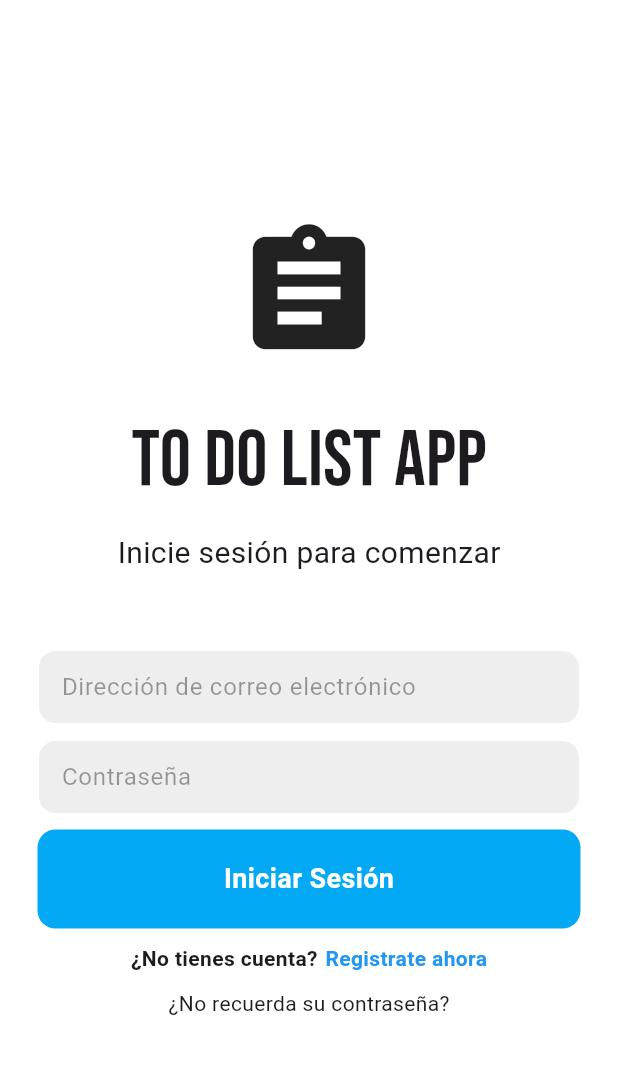
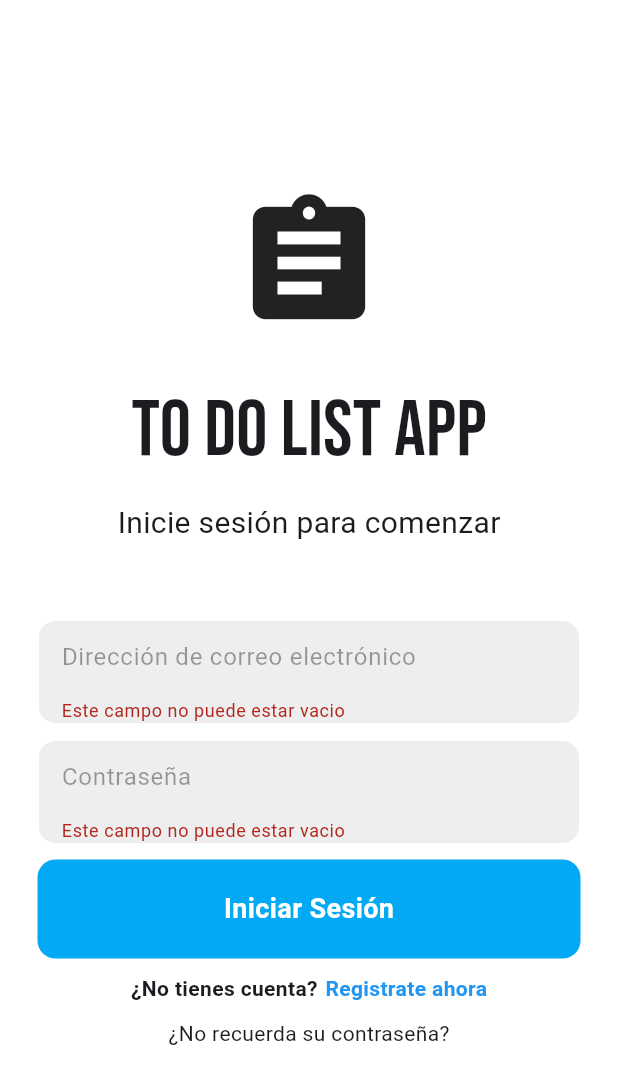
Before and after one commit to RaulCoding/proyecto_final_dam, a Flutter app: the screen it shows after launch, after a tap on "Iniciar Sesión", on a phone screen of 412 x 824 dp. Shown: the top 1084 px of the screen. Run offline on Flutter 3.47's test engine with Material 3 defaults, Android fonts, the light colour scheme and no system bars; our stand-ins replace cloud_firestore, firebase_auth, firebase_core, flutter_slidable, google_fonts; accounts and stored records are empty.

Commit message:
Login formato correo realizado

```diff
--- a/lib/components/components_barrell.dart
+++ b/lib/components/components_barrell.dart
@@ -1,3 +1,4 @@
 export 'package:proyecto_final_dam/components/dialog_box.dart';
 export 'package:proyecto_final_dam/components/mybutton.dart';
 export 'package:proyecto_final_dam/components/todo_tile.dart';
+export 'package:proyecto_final_dam/components/firebase_options.dart';
--- a/lib/main.dart
+++ b/lib/main.dart
@@ -1,7 +1,7 @@
 import 'package:flutter/material.dart';
 
 import 'package:firebase_core/firebase_core.dart';
-import 'firebase_options.dart';
+import 'components/firebase_options.dart';
 
 import 'package:proyecto_final_dam/screens/screens_barrell.dart';
 
--- a/lib/screens/auth/login_screen.dart
+++ b/lib/screens/auth/login_screen.dart
@@ -1,10 +1,12 @@
 import 'package:flutter/material.dart';
 
 import 'package:firebase_auth/firebase_auth.dart';
+import 'package:flutter/widgets.dart';
 
 import 'package:google_fonts/google_fonts.dart';
 
 import 'package:proyecto_final_dam/screens/screens_barrell.dart';
+import 'package:proyecto_final_dam/utils/utils.dart';
 
 class LoginScreen extends StatefulWidget {
   final VoidCallback showRegisterScreen;
@@ -15,6 +17,9 @@ class LoginScreen extends StatefulWidget {
 }
 
 class _LoginScreenState extends State<LoginScreen> {
+
+  //key control formato email formulario
+  final GlobalKey<FormState> _formKey = GlobalKey();
 
   //Controladores de texto
   final _emailController = TextEditingController();
@@ -28,10 +33,12 @@ class _LoginScreenState extends State<LoginScreen> {
   }
 
   Future signIn() async {
+    if (_formKey.currentState?.validate() ?? false) {
   await FirebaseAuth.instance.signInWithEmailAndPassword(
     email: _emailController.text.trim() ,
     password: _passwordController.text.trim(),
   );
+}
   }
 
   @override
@@ -59,6 +66,10 @@ class _LoginScreenState extends State<LoginScreen> {
                 const SizedBox(height: 50),
 
                 //campo de texto email
+                Form(
+                  key: _formKey,
+                  child: Column(
+                    children: [
                       Padding(
                         padding: const EdgeInsets.symmetric(horizontal: 25),
                         child: Container(
@@ -69,7 +80,15 @@ class _LoginScreenState extends State<LoginScreen> {
                           ),
                           child: Padding(
                             padding: const EdgeInsets.only(left: 15.0),
-                      child: TextField(
+                            child: TextFormField(
+                              validator: (value) {
+                                if(value?.isEmpty ?? true){
+                                  return "Este campo no puede estar vacio";
+                                } else if(!Utils.esCorreoValido(value ?? "")) {
+                                  return "El texto debe tener un formato de correo";
+                                }
+                                  return null;
+                              },
                               controller: _emailController,
                               decoration: const InputDecoration(
                                 border: InputBorder.none,
@@ -94,7 +113,12 @@ class _LoginScreenState extends State<LoginScreen> {
                           ),
                           child: Padding(
                             padding: const EdgeInsets.only(left: 15.0),
-                      child: TextField(
+                            child: TextFormField(
+                              validator: (value) {
+                                if(value?.isEmpty ?? true){
+                                  return "Este campo no puede estar vacio";
+                                } return null;
+                              },
                               controller: _passwordController,
                               obscureText: true,
                               decoration: const InputDecoration(
@@ -125,6 +149,9 @@ class _LoginScreenState extends State<LoginScreen> {
                                 ),
                             ),
                           ),
+                        ),
+                      ),
+                    ],
                   ),
                 ),
 
--- a/lib/screens/todo/home_screen.dart
+++ b/lib/screens/todo/home_screen.dart
@@ -1,6 +1,7 @@
 import 'package:firebase_auth/firebase_auth.dart';
 import 'package:flutter/material.dart';
 import 'package:proyecto_final_dam/components/components_barrell.dart';
+import 'package:proyecto_final_dam/components/firestore.dart';
 
 
 class HomeScreen extends StatefulWidget {
@@ -11,6 +12,10 @@ class HomeScreen extends StatefulWidget {
 }
 
 class _HomeScreenState extends State<HomeScreen> {
+
+  //firestore
+  final FirestoreService firestoreService = FirestoreService();
+
 
   //controlador del texto
   final _controller = TextEditingController();
@@ -32,6 +37,7 @@ class _HomeScreenState extends State<HomeScreen> {
   void saveNewTask(){
     setState(() {
       toDoList.add([_controller.text, false]);
+      firestoreService.addNote(_controller.text);
       _controller.clear();
     });
       Navigator.of(context).pop();
--- /dev/null
+++ b/lib/utils/utils.dart
@@ -0,0 +1,6 @@
+class Utils {
+  static bool esCorreoValido(String correo) {
+  final regexCorreo = RegExp(r'^[a-zA-Z0-9._%+-]+@[a-zA-Z0-9.-]+\.[a-zA-Z]{2,}$');
+  return regexCorreo.hasMatch(correo);
+}
+}
--- a/pubspec.yaml
+++ b/pubspec.yaml
@@ -7,6 +7,7 @@ environment:
   sdk: '>=3.3.0 <4.0.0'
 
 dependencies:
+  cloud_firestore: ^4.15.7
   firebase_auth: ^4.17.6
   firebase_core: ^2.25.5
   flutter:
```
Also changed, not shown: lib/components/firestore.dart (added, +32 -0 lines), lib/components/firebase_options.dart (renamed from lib/firebase_options.dart), pubspec.lock, 3 other files. Lines whose indentation alone changed are shown as unchanged.
